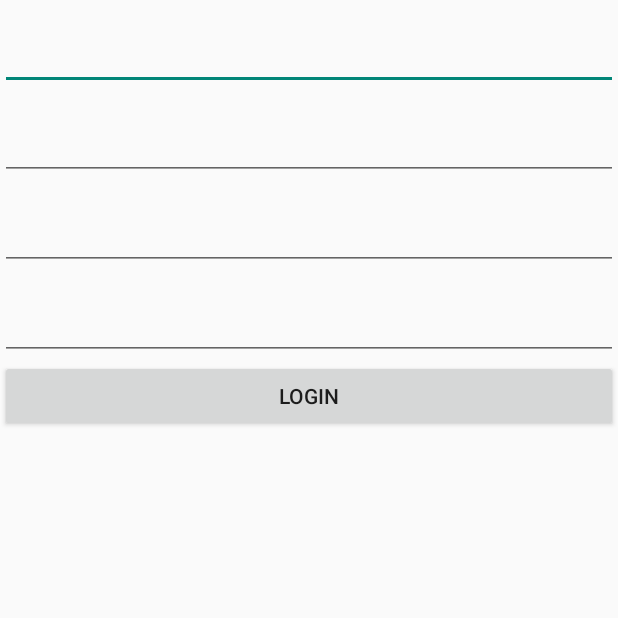
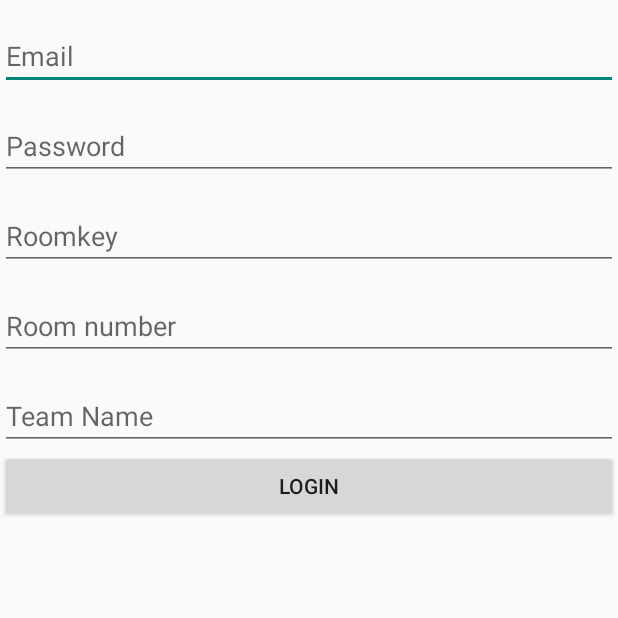
Before and after one commit to toshNaik/IPL, an Android app: the LoginActivity screen opened directly, with no data from a screen before it, on a phone screen of 412 x 824 dp, the top half of it. Run offline under Robolectric (Android 15) with nearby library versions, the phone set to English and light mode, and no system bars; our stand-ins replace Firebase (no records; nobody signed in at launch, a user with empty details on screens opened directly).

Commit message:
Reference to room added

```diff
--- a/app/src/main/java/com/example/navdrawer/LoginActivity.java
+++ b/app/src/main/java/com/example/navdrawer/LoginActivity.java
@@ -20,7 +20,7 @@ import com.google.firebase.auth.UserProfileChangeRequest;
 
 public class LoginActivity extends AppCompatActivity {
 
-    private EditText roomKey,team,email,password;
+    private EditText roomKey,team,email,password, roomNumber;
     private Button Login;
     FirebaseAuth mAuth;
     @Override
@@ -29,6 +29,7 @@ public class LoginActivity extends AppCompatActivity {
         setContentView(R.layout.activity_login);
         roomKey = findViewById(R.id.login_roomkey);
         Login = findViewById(R.id.login_button);
+        roomNumber = findViewById(R.id.login_roomno);
         team=findViewById(R.id.team_name);
         email=findViewById(R.id.login_email);
         password=findViewById(R.id.login_password);
@@ -42,6 +43,7 @@ public class LoginActivity extends AppCompatActivity {
                 String password1=password.getText().toString();
                 String roomkey = roomKey.getText().toString();
                 final String team_name = team.getText().toString();
+                final String room_no = roomNumber.getText().toString();
                 Log.e("NavDrawer", email1 +" " + password1);
                 mAuth.createUserWithEmailAndPassword(email1,password1).addOnCompleteListener(
                         new OnCompleteListener<AuthResult>() {
@@ -49,7 +51,7 @@ public class LoginActivity extends AppCompatActivity {
                             public void onComplete(@NonNull Task<AuthResult> task) {
                                 FirebaseUser user=FirebaseAuth.getInstance().getCurrentUser();
                                 UserProfileChangeRequest userProfileChangeRequest=new UserProfileChangeRequest.Builder()
-                                        .setDisplayName(team_name).build();
+                                        .setDisplayName(room_no + " " + team_name).build();
 
                                 user.updateProfile(userProfileChangeRequest).addOnCompleteListener(new OnCompleteListener<Void>() {
                                     @Override
--- a/app/src/main/res/layout/activity_login.xml
+++ b/app/src/main/res/layout/activity_login.xml
@@ -9,24 +9,35 @@
 
     <EditText
         android:id="@+id/login_email"
+        android:hint="Email"
         android:layout_width="match_parent"
         android:layout_height="40dp"
         android:layout_marginTop="20dp" />
 
     <EditText
         android:id="@+id/login_password"
+        android:hint="Password"
         android:layout_width="match_parent"
         android:layout_height="40dp"
         android:layout_marginTop="20dp" />
 
     <EditText
         android:id="@+id/login_roomkey"
+        android:hint="Roomkey"
         android:layout_width="match_parent"
         android:layout_height="40dp"
         android:layout_marginTop="20dp" />
 
+   <EditText
+       android:id="@+id/login_roomno"
+       android:hint="Room number"
+       android:layout_width="match_parent"
+       android:layout_height="40dp"
+       android:layout_marginTop="20dp" />
+
     <EditText
         android:id="@+id/team_name"
+        android:hint="Team Name"
         android:layout_width="match_parent"
         android:layout_height="40dp"
         android:layout_marginTop="20dp" />
```
Also changed, not shown: app/src/main/java/com/example/navdrawer/AvailableFragment.java (+5 -3 lines), app/src/main/java/com/example/navdrawer/DashboardFragment.java (+23 -2 lines), app/src/main/java/com/example/navdrawer/UnsoldFragment.java (+8 -1 lines), app/src/main/res/layout/fragment_dashboard.xml (+63 -52 lines).
